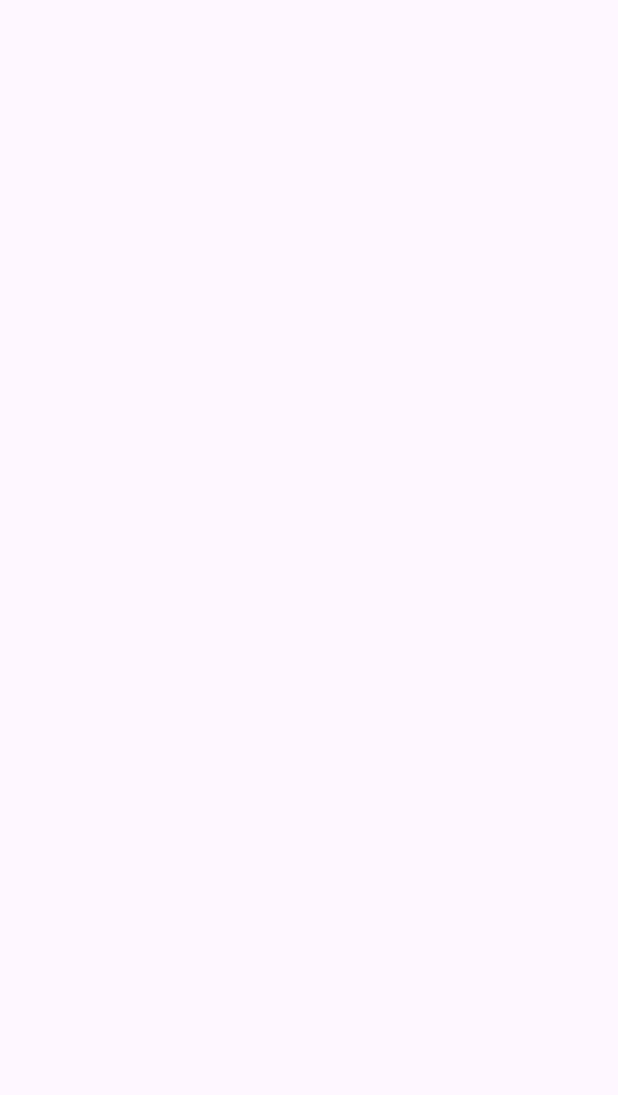
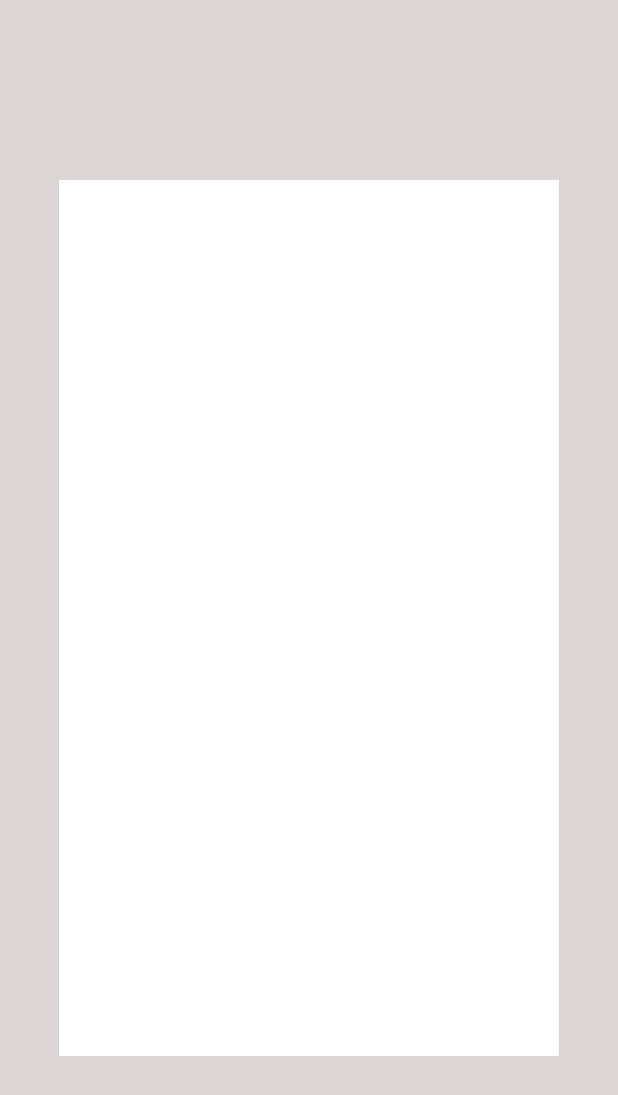
Before and after one commit to Jose-Alberto-Rodrigues-Neto/Drawing-App, an Android app: the screen it shows after launch (MainActivity), on a phone screen of 412 x 824 dp. Before the commit the part shown is empty. Shown: the top 1095 px of the screen. Run offline under Robolectric (Android 15) with nearby library versions, the phone set to English and light mode, and no system bars.

Commit message:
fazendo com que a folha de desenho se destaque mais no app

```diff
--- a/app/src/main/res/layout/activity_main.xml
+++ b/app/src/main/res/layout/activity_main.xml
@@ -4,18 +4,19 @@
     xmlns:tools="http://schemas.android.com/tools"
     android:layout_width="match_parent"
     android:layout_height="match_parent"
-    tools:context=".MainActivity">
-
+    tools:context=".MainActivity"
+    android:background="@color/light_grey"
+    >
 
 
     <com.example.drawingapp.DrawingView
         android:id="@+id/drawing_view"
-        android:layout_width="0dp"
-        android:layout_height="0dp"
+        android:layout_width="333dp"
+        android:layout_height="584dp"
+        android:background="@color/white"
         app:layout_constraintBottom_toBottomOf="parent"
         app:layout_constraintLeft_toLeftOf="parent"
         app:layout_constraintRight_toRightOf="parent"
-        app:layout_constraintTop_toTopOf="parent"
-        />
+        app:layout_constraintTop_toTopOf="parent" />
 
 </androidx.constraintlayout.widget.ConstraintLayout>
--- a/app/src/main/res/values/colors.xml
+++ b/app/src/main/res/values/colors.xml
@@ -2,4 +2,5 @@
 <resources>
     <color name="black">#FF000000</color>
     <color name="white">#FFFFFFFF</color>
+    <color name="light_grey">#DDD6D6</color>
 </resources>
```
